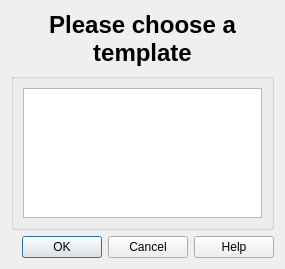
The window that designer/addmodel.ui (ludiosarchive/anki) describes before a commit, drawn with Qt 5.
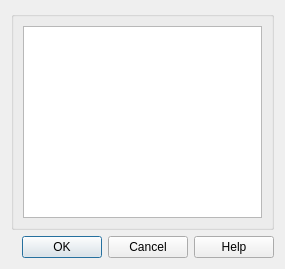
The same window after the commit.

What changed in the file:
```diff
--- a/designer/addmodel.ui
+++ b/designer/addmodel.ui
@@ -13,19 +13,6 @@
    <string>Anki</string>
   </property>
   <layout class="QVBoxLayout" >
-   <item>
-    <widget class="QLabel" name="label" >
-     <property name="text" >
-      <string>&lt;h1>Please choose a template&lt;/h1></string>
-     </property>
-     <property name="alignment" >
-      <set>Qt::AlignCenter</set>
-     </property>
-     <property name="wordWrap" >
-      <bool>true</bool>
-     </property>
-    </widget>
-   </item>
    <item>
     <widget class="QGroupBox" name="groupBox" >
      <property name="title" >
```
Left out of the diff: 2 changed lines with no effect on the pictures.
